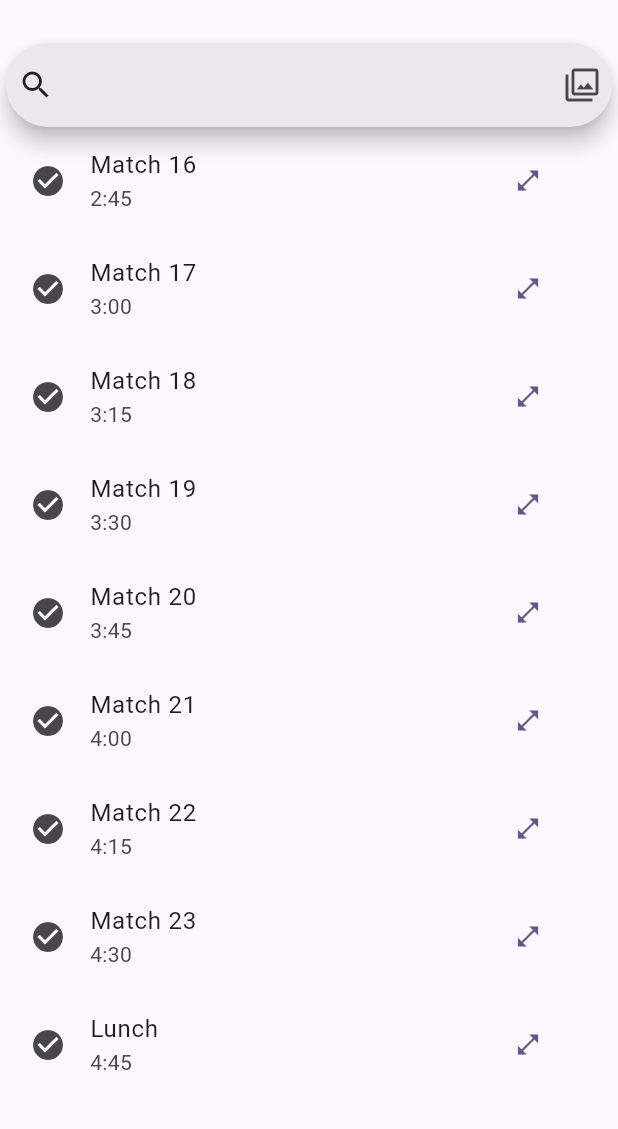
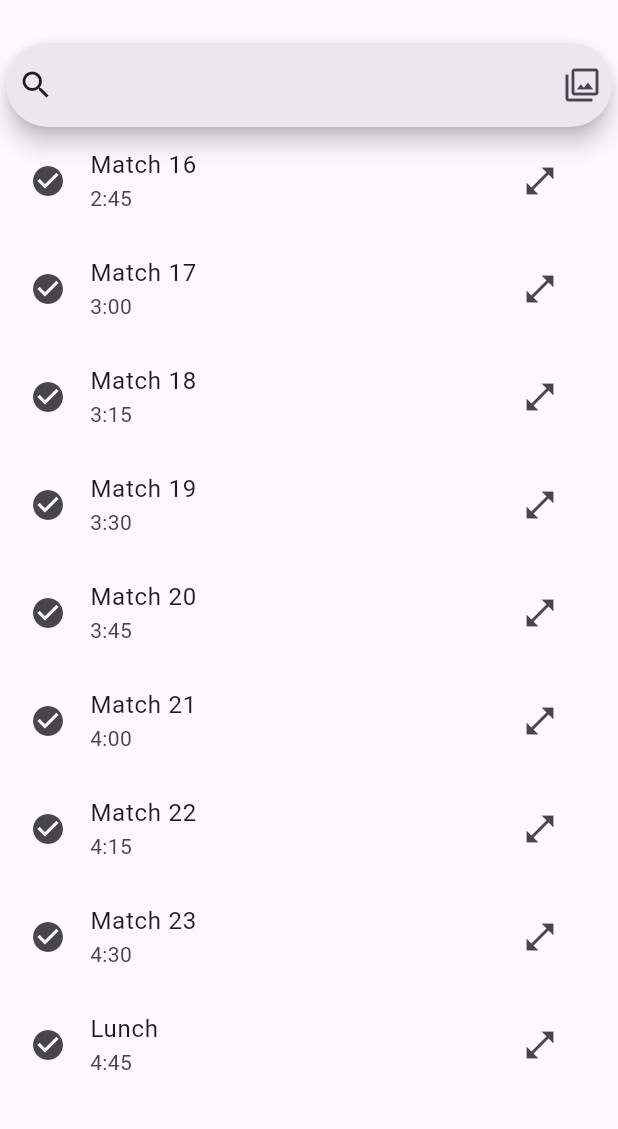
Before and after one commit to bear-metal-apps/bearings, a Flutter app: the screen it shows after launch, on a phone screen of 412 x 824 dp, the part 79-1208 px from its top. Run offline on Flutter 3.47's test engine with Material 3 defaults, Android fonts, the phone set to English and light mode, and no system bars; our stand-ins replace auto_size_text, flutter_riverpod, go_router, hive_ce, hive_ce_flutter, loading_animation_widget and 2 more; missing offline and left inert: pressable_flutter; accounts and stored records are empty; generated files the repository leaves out were written again.

Commit message:
Framework for progress complete
Added matchID to Event and passed data through ShellRoute
Date: 1-27-2026, Coding Day 2
Commit ID: 1

```diff
--- a/apps/pawfinder/lib/custom_widgets/match_page.dart
+++ b/apps/pawfinder/lib/custom_widgets/match_page.dart
@@ -1,3 +1,5 @@
+
+import 'dart:convert';
 
 import 'package:beariscope_scouter/custom_widgets/bool_button.dart';
 import 'package:beariscope_scouter/custom_widgets/dropdown.dart';
--- a/apps/pawfinder/lib/custom_widgets/nav_bar.dart
+++ b/apps/pawfinder/lib/custom_widgets/nav_bar.dart
@@ -2,7 +2,9 @@ import 'package:beariscope_scouter/pages/user.dart';
 import 'package:flutter/material.dart';
 import 'package:go_router/go_router.dart';
 
-
+import 'package:beariscope_scouter/main.dart';
+import 'package:beariscope_scouter/custom_widgets/match_page.dart';
+import 'package:beariscope_scouter/pages/schedule.dart';
 
 class NavBar extends StatefulWidget {
   final Widget page;
--- a/apps/pawfinder/lib/main.dart
+++ b/apps/pawfinder/lib/main.dart
@@ -49,16 +49,19 @@ class MyApp extends StatelessWidget {
             builder: (context, state) => const MatchPage(),
             routes: [
               GoRoute(
-                  path: 'Auto',
-                  builder: (context, state) => Stack(children: matchPages[0],)
+                path: 'Auto',
+                builder: (context, state) {
+                  final matchNumber = state.extra as String;
+                  return Stack(children: matchPages[0]);
+                },
               ),
               GoRoute(
-                  path: 'Tele',
-                  builder: (context, state) => Stack(children: matchPages[1],)
+                path: 'Tele',
+                builder: (context, state) => Stack(children: matchPages[1]),
               ),
               GoRoute(
-                  path: 'End',
-                  builder: (context, state) => Stack(children: matchPages[2],)
+                path: 'End',
+                builder: (context, state) => Stack(children: matchPages[2]),
               ),
             ],
           ),
--- a/apps/pawfinder/lib/pages/schedule.dart
+++ b/apps/pawfinder/lib/pages/schedule.dart
@@ -2,6 +2,7 @@ import 'package:beariscope_scouter/custom_widgets/tristate.dart';
 import 'package:beariscope_scouter/main.dart';
 import 'package:flutter/material.dart';
 import 'package:flutter_riverpod/flutter_riverpod.dart';
+import 'package:go_router/go_router.dart';
 
 class SchedulePage extends ConsumerStatefulWidget {
   const SchedulePage({super.key});
@@ -39,21 +40,21 @@ Map<String, dynamic> gameData = {
   'tristate2': buttonState.unchecked,
   'tristate1': buttonState.unchecked,
 };
-enum EventTypes { strat, match, all }
+enum EventTypes { strat, match, misc, all }
 
 class SchedulePageState extends ConsumerState<SchedulePage> {
   String searchedText = "";
   EventTypes selectedItem = EventTypes.all;
   List<Event> events = [
-    Event(time: '2:45', name: "Match 16", eventType: EventTypes.all, commonPhrases: ['Match','Strat']),
-    Event(time: '3:00', name: "Match 17", eventType: EventTypes.all, commonPhrases: ['Match','Strat']),
-    Event(time: '3:15', name: "Match 18", eventType: EventTypes.all, commonPhrases: ['Match','Strat']),
-    Event(time: '3:30', name: "Match 19", eventType: EventTypes.all, commonPhrases: ['Match','Strat']),
-    Event(time: '3:45', name: "Match 20", eventType: EventTypes.all, commonPhrases: ['Match','Strat']),
-    Event(time: '4:00', name: "Match 21", eventType: EventTypes.match, commonPhrases: ['Match','Strat']),
-    Event(time: '4:15', name: "Match 22", eventType: EventTypes.strat, commonPhrases: ['Match','Strat']),
-    Event(time: '4:30', name: "Match 23", eventType: EventTypes.all, commonPhrases: ['Match','Strat']),
-    Event(time: '4:45', name: "Lunch", eventType: EventTypes.all),
+    Event(time: '2:45', name: "Match 16", matchID: 16, eventType: EventTypes.match, commonPhrases: ['Match','Strat']),
+    Event(time: '3:00', name: "Match 17", matchID: 17, eventType: EventTypes.match, commonPhrases: ['Match','Strat']),
+    Event(time: '3:15', name: "Match 18", matchID: 18, eventType: EventTypes.match, commonPhrases: ['Match','Strat']),
+    Event(time: '3:30', name: "Match 19", matchID: 19, eventType: EventTypes.match, commonPhrases: ['Match','Strat']),
+    Event(time: '3:45', name: "Match 20", matchID: 20, eventType: EventTypes.match, commonPhrases: ['Match','Strat']),
+    Event(time: '4:00', name: "Match 21", matchID: 21, eventType: EventTypes.match, commonPhrases: ['Match','Strat']),
+    Event(time: '4:15', name: "Match 22", matchID: 22, eventType: EventTypes.match, commonPhrases: ['Match','Strat']),
+    Event(time: '4:30', name: "Match 23", matchID: 23, eventType: EventTypes.match, commonPhrases: ['Match','Strat']),
+    Event(time: '4:45', name: "Lunch", eventType: EventTypes.misc),
 
   ];
 
@@ -72,19 +73,16 @@ class SchedulePageState extends ConsumerState<SchedulePage> {
           leading: Icon(Icons.check_circle),
           title: Text(event.name),
           subtitle: Text(event.time),
-          onTap: () {
-
-
-          },
-          trailing: TextButton.icon(
+          onTap: () {},
+          trailing: IconButton(
+            icon: Icon(Icons.open_in_full_outlined),
             onPressed: () {
-              if (event.eventType == EventTypes.match || event.eventType == EventTypes.all) {
-                MyApp.router.go("/Match/Auto");
+              if (event.eventType == EventTypes.match) {
+                context.push("/Match/Auto", extra: event.matchID);
               } else if (event.eventType == EventTypes.strat) {
                 MyApp.router.go("/Strat");
               }
             },
-            label: Icon(Icons.open_in_full_outlined),
           ),
         ));
       }
@@ -150,6 +148,7 @@ class SchedulePageState extends ConsumerState<SchedulePage> {
 class Event {
   final String time;
   final String name;
+  final int matchID;
   EventTypes eventType;
   String tbaMatchKey;
   final List<String> commonPhrases;
@@ -157,6 +156,7 @@ class Event {
   Event({
     required this.time,
     required this.name,
+    this.matchID = 0,
     required this.eventType,
     this.tbaMatchKey = "",
     this.commonPhrases = const [],
```
